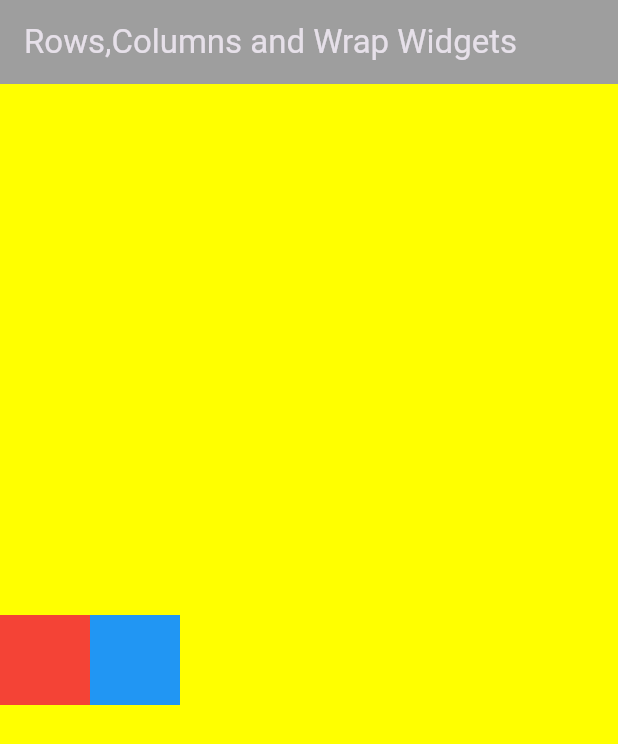
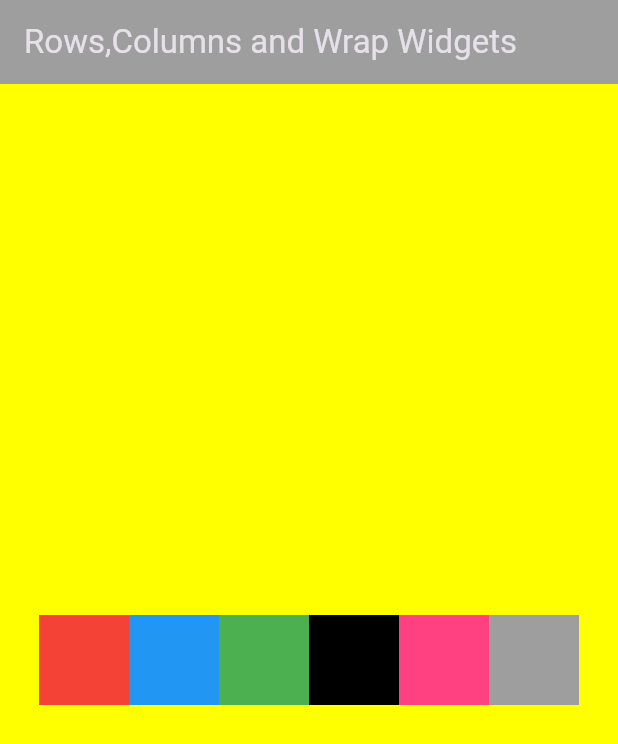
Before and after one commit to DevanshSadhya/Flutter_Basics, a Flutter app: the screen it shows after launch, on a phone screen of 412 x 824 dp. Shown: the top 744 px of the screen. Run offline on Flutter 3.47's test engine with Material 3 defaults, Android fonts, the phone set to English and light mode, and no system bars.

Commit message:
2nd Rows,Columns and Wraps widgets

```diff
--- a/flutter_basics_appsbuilding/lib/Widgets/rowscols.dart
+++ b/flutter_basics_appsbuilding/lib/Widgets/rowscols.dart
@@ -21,17 +21,44 @@ class RowsCols extends StatelessWidget {
         width: w,
         color: Colors.yellowAccent,
         child: Row(
+          mainAxisAlignment: MainAxisAlignment.center,  //Centering every Containers in a Row
           children: [
+            //Container 1
             Container(
               height: 60,
               width: 60,
               color: Colors.red,
             ),
+            //Container 2
             Container(
               height: 60,
               width: 60,
               color: Colors.blue,
-            )
+            ),
+            //Container 3
+            Container(
+              height: 60,
+              width: 60,
+              color: Colors.green,
+            ),
+            //Container 4
+            Container(
+              height: 60,
+              width: 60,
+              color: Colors.black,
+            ),
+            //Container 5
+            Container(
+              height: 60,
+              width: 60,
+              color: Colors.pinkAccent,
+            ),
+            //Container 6
+            Container(
+              height: 60,
+              width: 60,
+              color: Colors.grey,
+            ),
           ],
         ),
       ),
```
